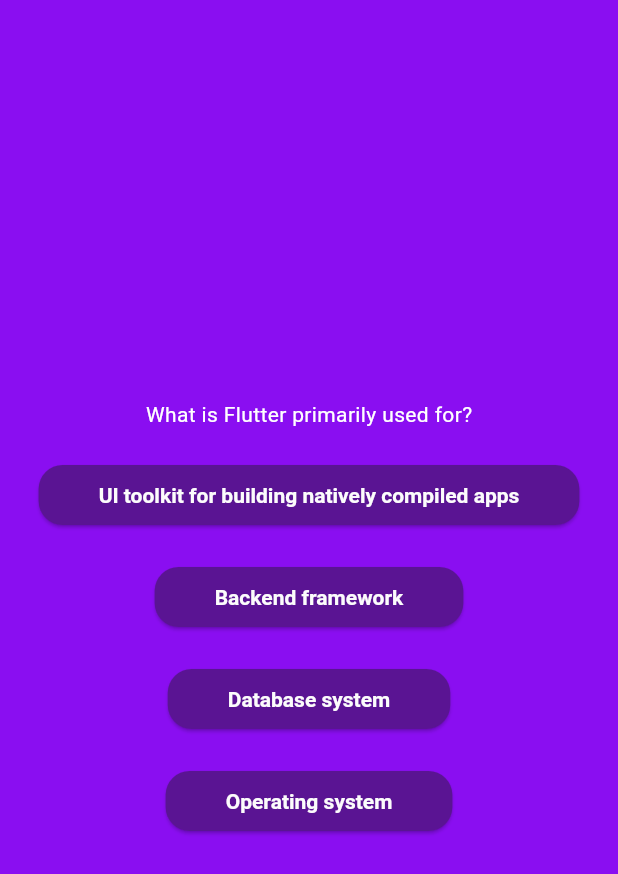
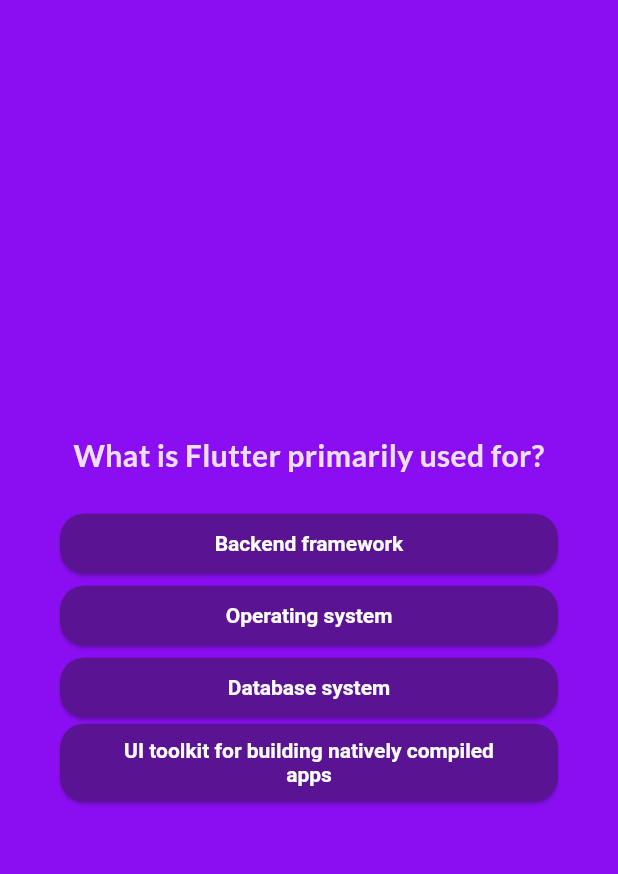
Before and after one commit to raviiikr2/Quiz, a Flutter app: the screen it shows after launch, after a tap on "Start Quiz", on a phone screen of 412 x 824 dp. Shown: the top 874 px of the screen. Run offline on Flutter 3.47's test engine with Material 3 defaults, Android fonts, the phone set to English and light mode, and no system bars; our stand-ins replace google_fonts.

```diff
--- a/lib/answer_button.dart
+++ b/lib/answer_button.dart
@@ -3,22 +3,24 @@ class AnswerButton extends StatelessWidget {
    const AnswerButton(this.answerText, this.onTap, {super.key});
 
   final String answerText;
-  final void Function ( ) onTap;
+  final void Function () onTap;
 
   @override
   Widget build(BuildContext context) {
-    return ElevatedButton(
+    return
+    ElevatedButton(
       onPressed: onTap,
       style: ElevatedButton.styleFrom(
-        padding: const EdgeInsets.symmetric(horizontal: 40 , vertical: 10),
-        textStyle: TextStyle(fontWeight: FontWeight.bold),
+       padding: EdgeInsets.symmetric(horizontal: 40 , vertical: 10),
+        textStyle: TextStyle(fontWeight: FontWeight.bold,
+        ),
         backgroundColor: const Color.fromARGB(255, 90, 20, 147),
         foregroundColor: Color.fromARGB(255, 252, 252, 252),
         shape: RoundedRectangleBorder(
           borderRadius: BorderRadiusGeometry.circular(16)
         )
       ),
-      child: Text(answerText),
+      child: Text(answerText, textAlign: TextAlign.center),
     );
   }
 }
--- a/lib/home_screen.dart
+++ b/lib/home_screen.dart
@@ -1,4 +1,5 @@
 import 'package:flutter/material.dart';
+import 'package:google_fonts/google_fonts.dart';
 
 class HomeScreen extends StatelessWidget {
 
@@ -14,7 +15,6 @@ class HomeScreen extends StatelessWidget {
         children: [
           Image.asset(
             'assets/images/quiz-logo.png',
-
             //without the help of opacity
             color: const Color.fromARGB(150, 255, 255, 255),
             width: 200,
@@ -27,9 +27,9 @@ class HomeScreen extends StatelessWidget {
           //   width: 200),
           //   ),
           const SizedBox(height: 40),
-          const Text(
+           Text(
             "Learn The Flutter In Fun Way!!",
-            style: TextStyle(color: Colors.white, fontSize: 25),
+            style: GoogleFonts.lato(color: Colors.white, fontSize: 25),
           ),
           const SizedBox(height: 40),
 
--- a/lib/model/quiz_question.dart
+++ b/lib/model/quiz_question.dart
@@ -1,5 +1,11 @@
 class QuizQuestion {
-  const QuizQuestion(this.text,this.answers);
+ const QuizQuestion(this.text,this.answers);
   final String text;
   final List<String>answers;
+
+  List<String> getShuffledAnswers(){
+    final shuffledList = List.of(answers);
+    shuffledList.shuffle();
+    return shuffledList;
+  }
 }
--- a/lib/question_screen.dart
+++ b/lib/question_screen.dart
@@ -1,9 +1,11 @@
 import 'package:flutter/material.dart';
 import 'package:adv_app/answer_button.dart';
 import 'package:adv_app/data/questions.dart';
+import 'package:google_fonts/google_fonts.dart';
 
 class QuestionScreen extends StatefulWidget {
-  const QuestionScreen({super.key});
+ const QuestionScreen({required  this.onSelectAnswer, super.key});
+  final void Function (String answer) onSelectAnswer;
   @override
   State<QuestionScreen> createState() {
     return _QuestionScreen();
@@ -11,31 +13,57 @@ class QuestionScreen extends StatefulWidget {
 }
 
 class _QuestionScreen extends State<QuestionScreen> {
+
+  var currentQuestionIndex = 0;
+
+  void answerQuestion(String selectedAnswer){
+      widget.onSelectAnswer(selectedAnswer);
+    setState(() {
+      currentQuestionIndex +=1;
+    });
+  }
+
   @override
   Widget build(context) {
-    final currentQuestion = questions[0];
-    return SizedBox(
-      width: double.infinity,
+    final currentQuestion = questions[currentQuestionIndex];
+    return Container(
+      margin: EdgeInsets.all(40),
+      child: SizedBox(
         child: Column(
           mainAxisAlignment: MainAxisAlignment.center,
+          crossAxisAlignment: CrossAxisAlignment.stretch,
           children: [
-          Text(currentQuestion.text, style: TextStyle(color: Colors.white)),
+            Text(
+              currentQuestion.text,
+              // styling based on google font
+              style: GoogleFonts.lato(
+                fontSize: 20,
+                color: const Color.fromARGB(255, 237, 223, 252),
+              fontWeight: FontWeight.bold),
+              textAlign: TextAlign.center,
+            ),
             SizedBox(height: 20),
-          AnswerButton(currentQuestion.answers[0],
-          () {
-
+            ...currentQuestion.getShuffledAnswers().map((item) {
+              return AnswerButton(item, (){
+                answerQuestion(item);
+              });
             }),
-          SizedBox(height: 20),
-
-          AnswerButton(currentQuestion.answers[1], () {}),
-          SizedBox(height: 20),
-
-          AnswerButton(currentQuestion.answers[2], () {}),
-          SizedBox(height: 20),
-
-          AnswerButton(currentQuestion.answers[3], () {}),
           ],
+        ),
       ),
     );
   }
+
+  // hard coded line we have to optimize it
+
+  // AnswerButton(currentQuestion.answers[0], () {}),
+  // SizedBox(height: 20),
+
+  // AnswerButton(currentQuestion.answers[1], () {}),
+  // SizedBox(height: 20),
+
+  // AnswerButton(currentQuestion.answers[2], () {}),
+  // SizedBox(height: 20),
+
+  // AnswerButton(currentQuestion.answers[3], () {}),
 }
--- a/lib/quiz.dart
+++ b/lib/quiz.dart
@@ -1,3 +1,4 @@
+import 'package:adv_app/data/questions.dart';
 import 'package:adv_app/question_screen.dart';
 import 'package:flutter/material.dart';
 import 'package:adv_app/home_screen.dart';
@@ -11,27 +12,38 @@ class Quiz extends StatefulWidget {
 }
 
 class _Quiz extends State<Quiz> {
- var  activeScreen = 'home-screen';
+  var activeScreen = 'home-screen';
+
+  List<String> selectedAnswer = [];
 
   void switchScreen() {
     setState(() {
-      activeScreen =  'question-screen';
+      activeScreen = 'question-screen';
     });
   }
 
+  void chooseAnswer(String answer) {
+    selectedAnswer.add(answer);
+    if(selectedAnswer.length ==  questions.length){
+       setState(() {
+        selectedAnswer = [];
+         activeScreen = 'start-screen';
+       });
+    }
+  }
+
   @override
-
   Widget build(context) {
     Widget screenWidget = HomeScreen(switchScreen);
 
-    if(activeScreen == 'question-screen'){
-      screenWidget = const QuestionScreen();
+    if (activeScreen == 'question-screen') {
+      screenWidget = QuestionScreen(onSelectAnswer: chooseAnswer);
     }
 
     return MaterialApp(
-       home: Scaffold(
+      home: Scaffold(
         backgroundColor: Color.fromARGB(244, 133, 3, 240),
-        body : screenWidget
+        body: screenWidget,
       ),
     );
   }
--- a/pubspec.yaml
+++ b/pubspec.yaml
@@ -34,6 +34,7 @@ dependencies:
   # The following adds the Cupertino Icons font to your application.
   # Use with the CupertinoIcons class for iOS style icons.
   cupertino_icons: ^1.0.8
+  google_fonts: ^6.3.2
 
 dev_dependencies:
   flutter_test:
```
Also changed, not shown: lib/results_screen.dart (added), pubspec.lock, 7 other files. Lines whose indentation alone changed are shown as unchanged.
